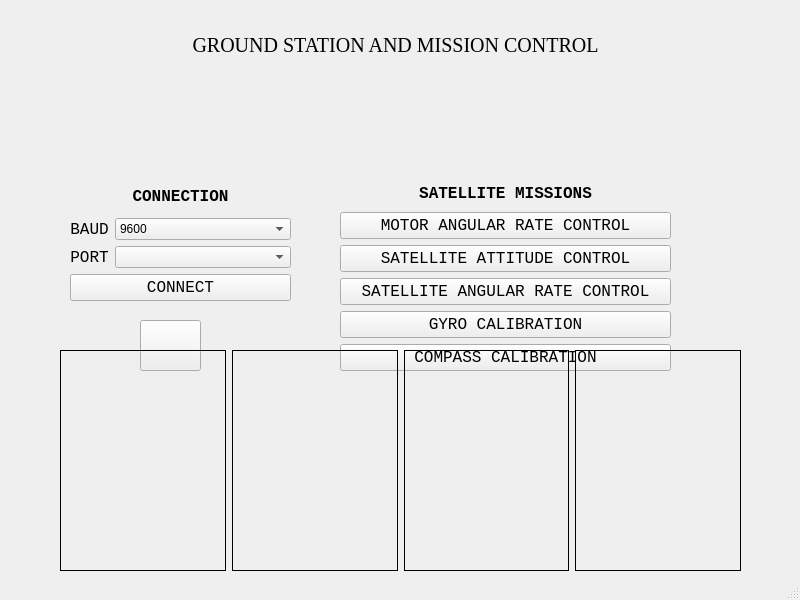
This is fsat-gs/mainwindow.ui in risherlock/fsat-gs as Qt 5 draws it before an edit. The edited form follows.
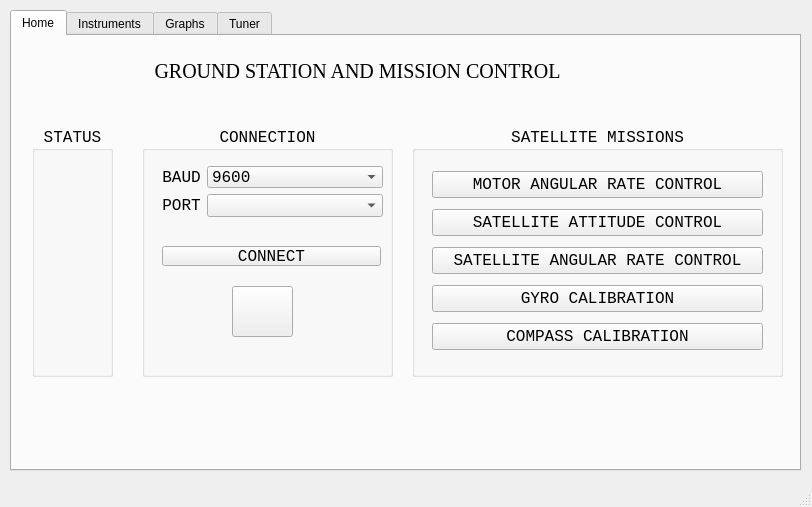
This is the edited form. Icons and pictures are not drawn.

```diff
--- a/fsat-gs/mainwindow.ui
+++ b/fsat-gs/mainwindow.ui
@@ -6,63 +6,223 @@
    <rect>
     <x>0</x>
     <y>0</y>
-    <width>800</width>
-    <height>600</height>
+    <width>812</width>
+    <height>507</height>
    </rect>
   </property>
   <property name="windowTitle">
-   <string>MainWindow</string>
+   <string>fsat-gs</string>
   </property>
   <widget class="QWidget" name="centralwidget">
-   <widget class="QPushButton" name="push_power">
+   <widget class="QTabWidget" name="tabWidget">
     <property name="geometry">
      <rect>
-      <x>140</x>
-      <y>320</y>
-      <width>61</width>
-      <height>51</height>
+      <x>10</x>
+      <y>10</y>
+      <width>791</width>
+      <height>461</height>
      </rect>
     </property>
+    <property name="tabPosition">
+     <enum>QTabWidget::TabPosition::North</enum>
+    </property>
+    <property name="tabShape">
+     <enum>QTabWidget::TabShape::Rounded</enum>
+    </property>
+    <property name="currentIndex">
+     <number>0</number>
+    </property>
+    <widget class="QWidget" name="home">
+     <attribute name="title">
+      <string>Home</string>
+     </attribute>
+     <widget class="QGroupBox" name="groupBox">
+      <property name="geometry">
+       <rect>
+        <x>20</x>
+        <y>90</y>
+        <width>81</width>
+        <height>251</height>
+       </rect>
+      </property>
+      <property name="font">
+       <font>
+        <family>Courier New</family>
+        <pointsize>12</pointsize>
+        <bold>false</bold>
+       </font>
+      </property>
+      <property name="toolTip">
+       <string/>
+      </property>
+      <property name="title">
+       <string>STATUS</string>
+      </property>
+      <property name="alignment">
+       <set>Qt::AlignmentFlag::AlignCenter</set>
+      </property>
+      <property name="flat">
+       <bool>false</bool>
+      </property>
+      <property name="checkable">
+       <bool>false</bool>
+      </property>
+      <widget class="QWidget" name="">
+       <property name="geometry">
+        <rect>
+         <x>20</x>
+         <y>20</y>
+         <width>41</width>
+         <height>221</height>
+        </rect>
+       </property>
+       <layout class="QVBoxLayout" name="verticalLayout_4">
+        <item>
+         <widget class="QLabel" name="label_bt">
+          <property name="minimumSize">
+           <size>
+            <width>41</width>
+            <height>41</height>
+           </size>
+          </property>
+          <property name="maximumSize">
+           <size>
+            <width>41</width>
+            <height>41</height>
+           </size>
+          </property>
     <property name="text">
      <string/>
     </property>
-    <property name="iconSize">
+          <property name="pixmap">
+           <pixmap resource="resources.qrc">:/icons/assets/bt_dis.png</pixmap>
+          </property>
+          <property name="scaledContents">
+           <bool>true</bool>
+          </property>
+          <property name="alignment">
+           <set>Qt::AlignmentFlag::AlignCenter</set>
+          </property>
+         </widget>
+        </item>
+        <item>
+         <widget class="QLabel" name="label_batt">
+          <property name="minimumSize">
      <size>
-      <width>50</width>
-      <height>50</height>
-     </size>
-    </property>
-   </widget>
+            <width>41</width>
+            <height>41</height>
+           </size>
+          </property>
+          <property name="maximumSize">
+           <size>
+            <width>41</width>
+            <height>41</height>
+           </size>
+          </property>
+          <property name="text">
+           <string/>
+          </property>
+          <property name="pixmap">
+           <pixmap resource="resources.qrc">:/icons/assets/batt_what.png</pixmap>
+          </property>
+          <property name="scaledContents">
+           <bool>true</bool>
+          </property>
+          <property name="alignment">
+           <set>Qt::AlignmentFlag::AlignCenter</set>
+          </property>
+         </widget>
+        </item>
+        <item>
+         <widget class="QLabel" name="label_err">
+          <property name="minimumSize">
+           <size>
+            <width>41</width>
+            <height>41</height>
+           </size>
+          </property>
+          <property name="maximumSize">
+           <size>
+            <width>41</width>
+            <height>41</height>
+           </size>
+          </property>
+          <property name="text">
+           <string/>
+          </property>
+          <property name="pixmap">
+           <pixmap resource="resources.qrc">:/icons/assets/error_no.png</pixmap>
+          </property>
+          <property name="scaledContents">
+           <bool>true</bool>
+          </property>
+          <property name="alignment">
+           <set>Qt::AlignmentFlag::AlignCenter</set>
+          </property>
+         </widget>
+        </item>
+        <item>
+         <widget class="QLabel" name="label_satcon">
+          <property name="minimumSize">
+           <size>
+            <width>41</width>
+            <height>41</height>
+           </size>
+          </property>
+          <property name="maximumSize">
+           <size>
+            <width>41</width>
+            <height>41</height>
+           </size>
+          </property>
+          <property name="text">
+           <string/>
+          </property>
+          <property name="pixmap">
+           <pixmap resource="resources.qrc">:/icons/assets/sat_off.png</pixmap>
+          </property>
+          <property name="scaledContents">
+           <bool>true</bool>
+          </property>
+          <property name="alignment">
+           <set>Qt::AlignmentFlag::AlignCenter</set>
+          </property>
+         </widget>
+        </item>
+       </layout>
+      </widget>
+     </widget>
+     <widget class="QGroupBox" name="groupBox_3">
+      <property name="geometry">
+       <rect>
+        <x>400</x>
+        <y>90</y>
+        <width>371</width>
+        <height>251</height>
+       </rect>
+      </property>
+      <property name="font">
+       <font>
+        <family>Courier New</family>
+        <pointsize>12</pointsize>
+       </font>
+      </property>
+      <property name="title">
+       <string>SATELLITE MISSIONS</string>
+      </property>
+      <property name="alignment">
+       <set>Qt::AlignmentFlag::AlignCenter</set>
+      </property>
    <widget class="QWidget" name="verticalLayoutWidget">
     <property name="geometry">
      <rect>
-      <x>340</x>
-      <y>180</y>
+         <x>20</x>
+         <y>40</y>
       <width>331</width>
       <height>191</height>
      </rect>
     </property>
     <layout class="QVBoxLayout" name="verticalLayout">
-     <item>
-      <widget class="QLabel" name="label_power_3">
-       <property name="font">
-        <font>
-         <family>Courier New</family>
-         <pointsize>12</pointsize>
-         <bold>true</bold>
-        </font>
-       </property>
-       <property name="text">
-        <string>SATELLITE MISSIONS</string>
-       </property>
-       <property name="alignment">
-        <set>Qt::AlignCenter</set>
-       </property>
-       <property name="wordWrap">
-        <bool>true</bool>
-       </property>
-      </widget>
-     </item>
      <item>
       <widget class="QPushButton" name="pushButton_2">
        <property name="font">
@@ -130,59 +290,38 @@
      </item>
     </layout>
    </widget>
-   <widget class="QLabel" name="label">
-    <property name="geometry">
-     <rect>
-      <x>10</x>
-      <y>20</y>
-      <width>771</width>
-      <height>51</height>
-     </rect>
-    </property>
-    <property name="font">
-     <font>
-      <family>Georgia</family>
-      <pointsize>15</pointsize>
-     </font>
-    </property>
-    <property name="text">
-     <string>GROUND STATION AND MISSION CONTROL</string>
-    </property>
-    <property name="alignment">
-     <set>Qt::AlignCenter</set>
-    </property>
-   </widget>
-   <widget class="QWidget" name="verticalLayoutWidget_2">
+     </widget>
+     <widget class="QGroupBox" name="groupBox_2">
     <property name="geometry">
      <rect>
-      <x>70</x>
-      <y>180</y>
-      <width>221</width>
-      <height>121</height>
-     </rect>
-    </property>
-    <layout class="QVBoxLayout" name="verticalLayout_3">
-     <item>
-      <widget class="QLabel" name="label_power_4">
+        <x>130</x>
+        <y>90</y>
+        <width>251</width>
+        <height>251</height>
+       </rect>
+      </property>
        <property name="font">
         <font>
          <family>Courier New</family>
          <pointsize>12</pointsize>
-         <bold>true</bold>
-        </font>
-       </property>
-       <property name="text">
+        <bold>false</bold>
+       </font>
+      </property>
+      <property name="title">
         <string>CONNECTION</string>
        </property>
        <property name="alignment">
-        <set>Qt::AlignCenter</set>
-       </property>
-       <property name="wordWrap">
-        <bool>true</bool>
+       <set>Qt::AlignmentFlag::AlignCenter</set>
+      </property>
+      <widget class="QWidget" name="">
+       <property name="geometry">
+        <rect>
+         <x>20</x>
+         <y>40</y>
+         <width>221</width>
+         <height>51</height>
+        </rect>
        </property>
-      </widget>
-     </item>
-     <item>
       <layout class="QFormLayout" name="formLayout">
        <item row="0" column="0">
         <widget class="QLabel" name="label_power_6">
@@ -197,36 +336,13 @@
           <string>BAUD</string>
          </property>
          <property name="alignment">
-          <set>Qt::AlignCenter</set>
+           <set>Qt::AlignmentFlag::AlignCenter</set>
          </property>
          <property name="wordWrap">
           <bool>true</bool>
          </property>
         </widget>
        </item>
-       <item row="1" column="0">
-        <widget class="QLabel" name="label_power_5">
-         <property name="font">
-          <font>
-           <family>Courier New</family>
-           <pointsize>12</pointsize>
-           <bold>false</bold>
-          </font>
-         </property>
-         <property name="text">
-          <string>PORT</string>
-         </property>
-         <property name="alignment">
-          <set>Qt::AlignCenter</set>
-         </property>
-         <property name="wordWrap">
-          <bool>true</bool>
-         </property>
-        </widget>
-       </item>
-       <item row="1" column="1">
-        <widget class="QComboBox" name="comboBox"/>
-       </item>
        <item row="0" column="1">
         <widget class="QComboBox" name="comboBox_2">
          <item>
@@ -256,81 +372,116 @@
          </item>
         </widget>
        </item>
-      </layout>
-     </item>
-     <item>
+        <item row="1" column="0">
+         <widget class="QLabel" name="label_power_5">
+          <property name="font">
+           <font>
+            <family>Courier New</family>
+            <pointsize>12</pointsize>
+            <bold>false</bold>
+           </font>
+          </property>
+          <property name="text">
+           <string>PORT</string>
+          </property>
+          <property name="alignment">
+           <set>Qt::AlignmentFlag::AlignCenter</set>
+          </property>
+          <property name="wordWrap">
+           <bool>true</bool>
+          </property>
+         </widget>
+        </item>
+        <item row="1" column="1">
+         <widget class="QComboBox" name="comboBox"/>
+        </item>
+       </layout>
+      </widget>
       <widget class="QPushButton" name="pushButton_6">
+       <property name="geometry">
+        <rect>
+         <x>20</x>
+         <y>120</y>
+         <width>219</width>
+         <height>20</height>
+        </rect>
+       </property>
        <property name="font">
         <font>
          <family>Courier New</family>
          <pointsize>12</pointsize>
+         <bold>false</bold>
         </font>
        </property>
        <property name="text">
         <string>CONNECT</string>
        </property>
       </widget>
-     </item>
-    </layout>
-   </widget>
-   <widget class="QWidget" name="horizontalLayoutWidget">
+      <widget class="QPushButton" name="push_power">
+       <property name="geometry">
+        <rect>
+         <x>90</x>
+         <y>160</y>
+         <width>61</width>
+         <height>51</height>
+        </rect>
+       </property>
+       <property name="cursor">
+        <cursorShape>PointingHandCursor</cursorShape>
+       </property>
+       <property name="text">
+        <string/>
+       </property>
+       <property name="icon">
+        <iconset resource="resources.qrc">
+         <normaloff>:/icons/assets/pow_off.png</normaloff>:/icons/assets/pow_off.png</iconset>
+       </property>
+       <property name="iconSize">
+        <size>
+         <width>50</width>
+         <height>50</height>
+        </size>
+       </property>
+      </widget>
+     </widget>
+     <widget class="QLabel" name="label">
     <property name="geometry">
      <rect>
-      <x>60</x>
-      <y>350</y>
-      <width>681</width>
-      <height>221</height>
-     </rect>
-    </property>
-    <layout class="QHBoxLayout" name="horizontalLayout_2">
-     <item>
-      <widget class="QLabel" name="label_batt">
+        <x>-60</x>
+        <y>20</y>
+        <width>811</width>
+        <height>31</height>
+       </rect>
+      </property>
        <property name="font">
         <font>
-         <family>Courier New</family>
-         <pointsize>12</pointsize>
-         <bold>false</bold>
-        </font>
-       </property>
-       <property name="frameShape">
-        <enum>QFrame::Box</enum>
-       </property>
+        <family>Georgia</family>
+        <pointsize>15</pointsize>
+       </font>
+      </property>
        <property name="text">
-        <string/>
-       </property>
-      </widget>
-     </item>
-     <item>
-      <widget class="QLabel" name="label_error">
-       <property name="frameShape">
-        <enum>QFrame::Box</enum>
-       </property>
-       <property name="text">
-        <string/>
-       </property>
-      </widget>
-     </item>
-     <item>
-      <widget class="QLabel" name="label_satcon">
-       <property name="frameShape">
-        <enum>QFrame::Box</enum>
-       </property>
-       <property name="text">
-        <string/>
-       </property>
-      </widget>
-     </item>
-     <item>
-      <widget class="QLabel" name="label_bluetooth">
-       <property name="frameShape">
-        <enum>QFrame::Box</enum>
-       </property>
-       <property name="text">
-        <string/>
-       </property>
-      </widget>
-     </item>
-    </layout>
+       <string>GROUND STATION AND MISSION CONTROL</string>
+      </property>
+      <property name="alignment">
+       <set>Qt::AlignmentFlag::AlignCenter</set>
+      </property>
+     </widget>
+    </widget>
+    <widget class="QWidget" name="tab_8">
+     <attribute name="title">
+      <string>Instruments</string>
+     </attribute>
+    </widget>
+    <widget class="QWidget" name="tab_7">
+     <attribute name="title">
+      <string>Graphs</string>
+     </attribute>
+    </widget>
+    <widget class="QWidget" name="tab_9">
+     <attribute name="title">
+      <string>Tuner</string>
+     </attribute>
+    </widget>
    </widget>
   </widget>
   <widget class="QMenuBar" name="menubar">
@@ -338,8 +489,8 @@
     <rect>
      <x>0</x>
      <y>0</y>
-     <width>800</width>
-     <height>22</height>
+     <width>812</width>
+     <height>18</height>
     </rect>
    </property>
   </widget>
```
Left out of the diff: 4 changed lines with no effect on the pictures. Lines whose indentation alone changed are shown as unchanged.
